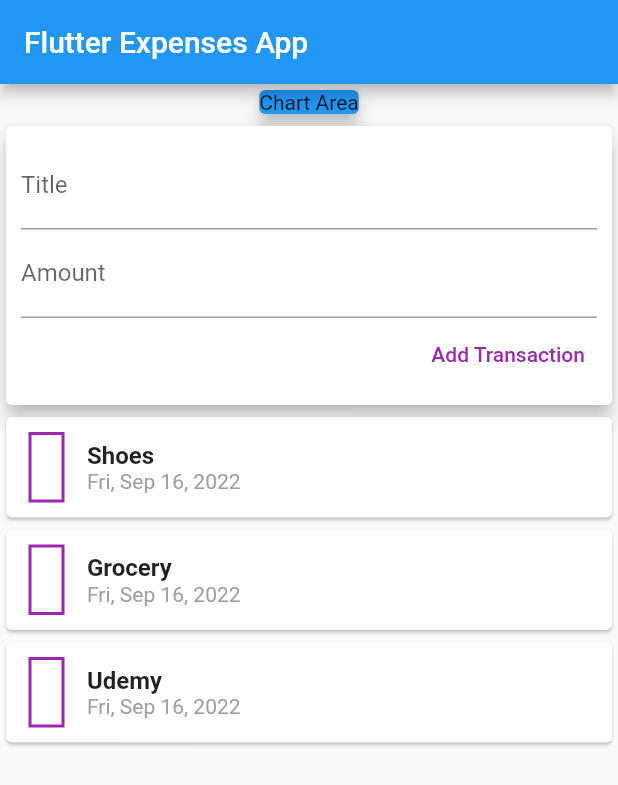
After one commit to arnab/flutter_playground_expenses, a Flutter app: the screen it shows after launch, on a phone screen of 412 x 824 dp. The commit adds this screen. Shown: the top 785 px of the screen. Run offline on Flutter 3.47's test engine with Material 2 defaults, Android fonts, the phone set to English and light mode, and no system bars; missing offline and left inert: money2.

Commit message:
refactor to multiple widgets, still with hard-coded data

```diff
--- a/lib/main.dart
+++ b/lib/main.dart
@@ -1,5 +1,6 @@
 import 'package:flutter/material.dart';
-import 'package:flutter_playground_expenses_app/widgets/transactions_list.dart';
+
+import 'widgets/transactions.dart';
 
 void main() => runApp(const MyApp());
 
@@ -8,7 +9,7 @@ class MyApp extends StatelessWidget {
 
   @override
   Widget build(BuildContext context) {
-    return MaterialApp(
+    return const MaterialApp(
       title: 'Flutter App',
       home: MyHomePage(),
     );
@@ -16,10 +17,7 @@ class MyApp extends StatelessWidget {
 }
 
 class MyHomePage extends StatelessWidget {
-  MyHomePage({super.key});
-
-  final _titleEditingController = TextEditingController();
-  final _amountEditingController = TextEditingController();
+  const MyHomePage({super.key});
 
   @override
   Widget build(BuildContext context) {
@@ -38,35 +36,7 @@ class MyHomePage extends StatelessWidget {
               child: Text('Chart Area'),
             ),
           ),
-          Card(
-            elevation: 5,
-            child: Container(
-              padding: const EdgeInsets.all(10),
-              child: Column(
-                crossAxisAlignment: CrossAxisAlignment.end,
-                children: [
-                  TextField(
-                    decoration: const InputDecoration(labelText: 'Title'),
-                    controller: _titleEditingController,
-                  ),
-                  TextField(
-                    decoration: const InputDecoration(labelText: 'Amount'),
-                    controller: _amountEditingController,
-                  ),
-                  TextButton(
-                    onPressed: () {
-                      print('Title: ${_titleEditingController.text} and Amount: ${_amountEditingController.text}');
-                    },
-                    style: TextButton.styleFrom(
-                      foregroundColor: Colors.purple,
-                    ),
-                    child: const Text('Add Transaction'),
-                  ),
-                ],
-              ),
-            ),
-          ),
-          TransactionList(),
+          const Transactions(),
         ],
       ),
     );
--- /dev/null
+++ b/lib/widgets/new_transaction.dart
@@ -0,0 +1,40 @@
+import 'package:flutter/material.dart';
+
+class NewTransaction extends StatelessWidget {
+  NewTransaction({Key? key}) : super(key: key);
+
+  final _titleEditingController = TextEditingController();
+  final _amountEditingController = TextEditingController();
+
+  @override
+  Widget build(BuildContext context) {
+    return Card(
+      elevation: 5,
+      child: Container(
+        padding: const EdgeInsets.all(10),
+        child: Column(
+          crossAxisAlignment: CrossAxisAlignment.end,
+          children: [
+            TextField(
+              decoration: const InputDecoration(labelText: 'Title'),
+              controller: _titleEditingController,
+            ),
+            TextField(
+              decoration: const InputDecoration(labelText: 'Amount'),
+              controller: _amountEditingController,
+            ),
+            TextButton(
+              onPressed: () {
+                print('Title: ${_titleEditingController.text} and Amount: ${_amountEditingController.text}');
+              },
+              style: TextButton.styleFrom(
+                foregroundColor: Colors.purple,
+              ),
+              child: const Text('Add Transaction'),
+            ),
+          ],
+        ),
+      ),
+    );
+  }
+}
--- /dev/null
+++ b/lib/widgets/transactions.dart
@@ -0,0 +1,34 @@
+import 'package:flutter/material.dart';
+
+import '../data/transaction.dart';
+import 'new_transaction.dart';
+import 'transactions_list.dart';
+
+class Transactions extends StatefulWidget {
+  const Transactions({Key? key}) : super(key: key);
+
+  @override
+  State<Transactions> createState() => _TransactionsState();
+}
+
+class _TransactionsState extends State<Transactions> {
+
+  final List<Transaction> transactions = [
+    Transaction(
+        id: 'T1', title: 'Shoes', amount: 129.99, createdAt: DateTime.now()),
+    Transaction(
+        id: 'T2', title: 'Grocery', amount: 84.38, createdAt: DateTime.now()),
+    Transaction(
+        id: 'T3', title: 'Udemy', amount: 120.00, createdAt: DateTime.now()),
+  ];
+
+  @override
+  Widget build(BuildContext context) {
+    return Column(
+      children: [
+        NewTransaction(),
+        TransactionList(transactions),
+      ],
+    );
+  }
+}
--- a/lib/widgets/transactions_list.dart
+++ b/lib/widgets/transactions_list.dart
@@ -1,27 +1,13 @@
-
 import 'package:flutter/material.dart';
 import 'package:intl/intl.dart';
 import 'package:money2/money2.dart';
 
 import '../data/transaction.dart';
 
-class TransactionList extends StatefulWidget {
-  const TransactionList({Key? key}) : super(key: key);
+class TransactionList extends StatelessWidget {
+  TransactionList(this.transactions, {Key? key}) : super(key: key);
 
-  @override
-  State<TransactionList> createState() => _TransactionListState();
-}
-
-class _TransactionListState extends State<TransactionList> {
-
-  final List<Transaction> transactions = [
-    Transaction(
-        id: 'T1', title: 'Shoes', amount: 129.99, createdAt: DateTime.now()),
-    Transaction(
-        id: 'T2', title: 'Grocery', amount: 84.38, createdAt: DateTime.now()),
-    Transaction(
-        id: 'T3', title: 'Udemy', amount: 120.00, createdAt: DateTime.now()),
-  ];
+  final List<Transaction> transactions;
 
   @override
   Widget build(BuildContext context) {
```
